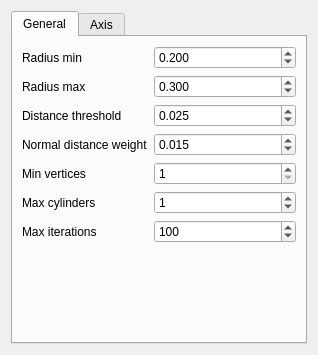
Above: noether_gui/src/widgets/mesh_modifiers/cylinder_projection_modifier_widget.ui from ros-industrial/noether before the change. Below: the same form after it.
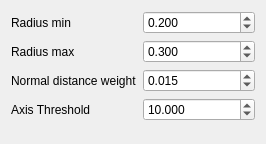
That is the form after the change. Custom widgets are drawn as their Qt base class.

Commit message: Updated plane, cylinder projection mesh modifier widgets

Patch:
```diff
--- a/noether_gui/src/widgets/mesh_modifiers/cylinder_projection_modifier_widget.ui
+++ b/noether_gui/src/widgets/mesh_modifiers/cylinder_projection_modifier_widget.ui
@@ -6,23 +6,13 @@
    <rect>
     <x>0</x>
     <y>0</y>
-    <width>318</width>
-    <height>355</height>
+    <width>266</width>
+    <height>144</height>
    </rect>
   </property>
   <property name="windowTitle">
    <string>Form</string>
   </property>
-  <layout class="QVBoxLayout" name="verticalLayout_2">
-   <item>
-    <widget class="QTabWidget" name="tabWidget">
-     <property name="currentIndex">
-      <number>0</number>
-     </property>
-     <widget class="QWidget" name="tab_general">
-      <attribute name="title">
-       <string>General</string>
-      </attribute>
       <layout class="QFormLayout" name="formLayout">
        <item row="0" column="0">
         <widget class="QLabel" name="label_radius_min">
@@ -65,33 +55,13 @@
         </widget>
        </item>
        <item row="2" column="0">
-        <widget class="QLabel" name="label_distance_threshold">
-         <property name="text">
-          <string>Distance threshold</string>
-         </property>
-        </widget>
-       </item>
-       <item row="2" column="1">
-        <widget class="noether::DistanceDoubleSpinBox" name="distance_threshold">
-         <property name="decimals">
-          <number>3</number>
-         </property>
-         <property name="singleStep">
-          <double>0.010000000000000</double>
-         </property>
-         <property name="value">
-          <double>0.025000000000000</double>
-         </property>
-        </widget>
-       </item>
-       <item row="3" column="0">
         <widget class="QLabel" name="label_normal_distance_weight">
          <property name="text">
           <string>Normal distance weight</string>
          </property>
         </widget>
        </item>
-       <item row="3" column="1">
+   <item row="2" column="1">
         <widget class="QDoubleSpinBox" name="normal_distance_weight">
          <property name="decimals">
           <number>3</number>
@@ -107,102 +77,24 @@
          </property>
         </widget>
        </item>
-       <item row="4" column="0">
-        <widget class="QLabel" name="label_min_vertices">
-         <property name="text">
-          <string>Min vertices</string>
-         </property>
-        </widget>
-       </item>
-       <item row="4" column="1">
-        <widget class="QSpinBox" name="min_vertices">
-         <property name="minimum">
-          <number>1</number>
-         </property>
-         <property name="maximum">
-          <number>1000000000</number>
-         </property>
-         <property name="value">
-          <number>1</number>
-         </property>
-        </widget>
-       </item>
-       <item row="5" column="0">
-        <widget class="QLabel" name="label_max_cylinders">
-         <property name="text">
-          <string>Max cylinders</string>
-         </property>
-        </widget>
-       </item>
-       <item row="5" column="1">
-        <widget class="QSpinBox" name="max_cylinders">
-         <property name="minimum">
-          <number>-1</number>
-         </property>
-         <property name="value">
-          <number>1</number>
-         </property>
-        </widget>
-       </item>
-       <item row="6" column="0">
-        <widget class="QLabel" name="label_max_iterations">
-         <property name="text">
-          <string>Max iterations</string>
-         </property>
-        </widget>
-       </item>
-       <item row="6" column="1">
-        <widget class="QSpinBox" name="max_iterations">
-         <property name="minimum">
-          <number>1</number>
-         </property>
-         <property name="maximum">
-          <number>1000000000</number>
-         </property>
-         <property name="value">
-          <number>100</number>
-         </property>
-        </widget>
-       </item>
-      </layout>
-     </widget>
-     <widget class="QWidget" name="tab_axis">
-      <attribute name="title">
-       <string>Axis</string>
-      </attribute>
-      <layout class="QVBoxLayout" name="verticalLayout">
-       <item>
-        <layout class="QFormLayout" name="formLayout_2">
-         <item row="0" column="0">
-          <widget class="QLabel" name="label_axis_threshold">
-           <property name="text">
-            <string>Axis threshold</string>
-           </property>
-          </widget>
-         </item>
-         <item row="0" column="1">
+   <item row="3" column="1">
           <widget class="noether::AngleDoubleSpinBox" name="axis_threshold">
            <property name="decimals">
             <number>3</number>
            </property>
            <property name="maximum">
-            <double>3.140000000000000</double>
-           </property>
-           <property name="singleStep">
-            <double>0.010000000000000</double>
+      <double>180.000000000000000</double>
            </property>
            <property name="value">
-            <double>0.175000000000000</double>
+      <double>10.000000000000000</double>
            </property>
           </widget>
          </item>
-        </layout>
-       </item>
-       <item>
-        <widget class="QWidget" name="axis_widget" native="true"/>
-       </item>
-      </layout>
-     </widget>
+   <item row="3" column="0">
+    <widget class="QLabel" name="label_axis_threshold">
+     <property name="text">
+      <string>Axis Threshold</string>
+     </property>
     </widget>
    </item>
   </layout>
```
Left out of the diff: 4 changed lines with no effect on the pictures. Lines whose indentation alone changed are shown as unchanged. The commit also changes 5 other files.
